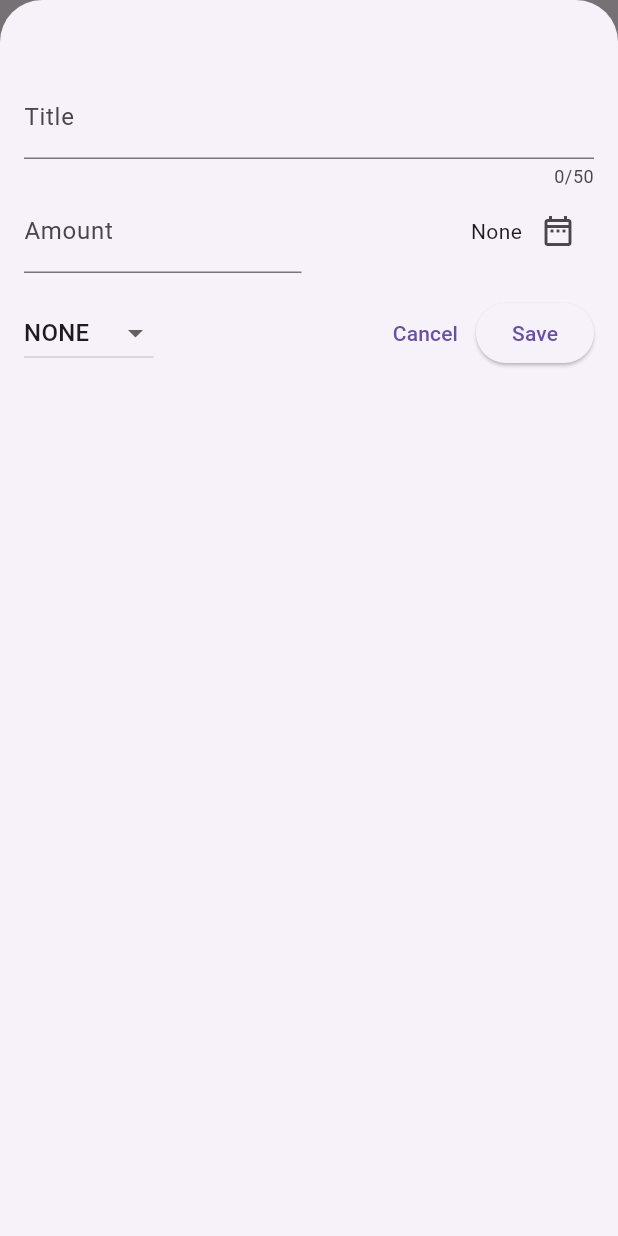
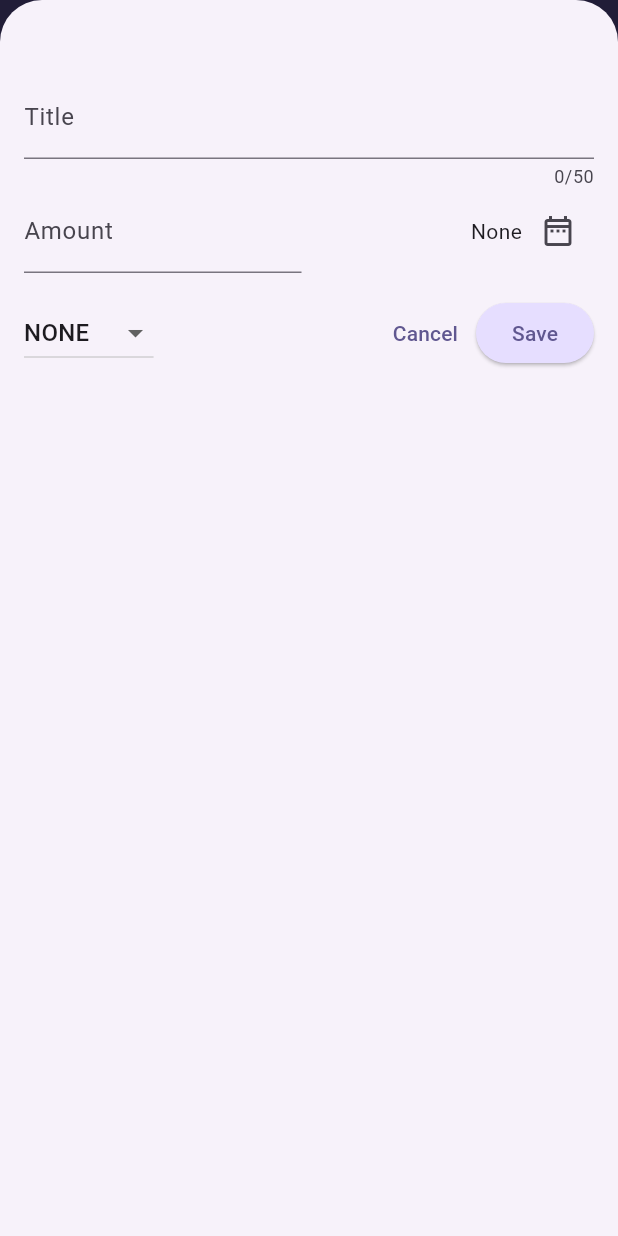
Before and after one commit to shivank76/expense_tracker_app, a Flutter app: the screen it shows after launch, after a tap on the "add" icon, on a phone screen of 412 x 824 dp. Run offline on Flutter 3.47's test engine with Material 3 defaults, Android fonts, the phone set to English and light mode, and no system bars.

```diff
--- a/lib/main.dart
+++ b/lib/main.dart
@@ -1,10 +1,34 @@
 import 'package:flutter/material.dart';
 import 'package:expense_tracker_app/widget/home.dart';
 
+var kColorScheme =
+    ColorScheme.fromSeed(seedColor: const Color.fromARGB(255, 82, 0, 245));
+
 void main() {
   runApp(
-    const MaterialApp(
-      home: Home(),
+    MaterialApp(
+      theme: ThemeData().copyWith(
+        colorScheme: kColorScheme,
+        appBarTheme: const AppBarTheme().copyWith(
+          backgroundColor: kColorScheme.onPrimaryContainer,
+          foregroundColor: kColorScheme.primaryContainer,
+        ),
+        cardTheme: const CardTheme().copyWith(
+          color: kColorScheme.primaryContainer,
+          margin: const EdgeInsets.symmetric(horizontal: 16, vertical: 8),
+        ),
+        elevatedButtonTheme: ElevatedButtonThemeData(
+          style: ElevatedButton.styleFrom(
+              backgroundColor: kColorScheme.primaryContainer),
+        ),
+        textTheme: ThemeData().textTheme.copyWith(
+              titleLarge: TextStyle(
+                fontWeight: FontWeight.normal,
+                color: kColorScheme.onSecondaryContainer,
+              ),
+            ),
+      ),
+      home: const Home(),
     ),
   );
 }
--- a/lib/widget/expense_list/expense_items.dart
+++ b/lib/widget/expense_list/expense_items.dart
@@ -13,8 +13,16 @@ class ExpenseItems extends StatelessWidget {
             vertical: 16,
           ),
           child: Column(
+            crossAxisAlignment: CrossAxisAlignment.start,
             children: [
-              Text(expense.title),
+              Text(
+                expense.title,
+                style: Theme.of(context)
+                    .textTheme
+                    .titleLarge!
+                    .copyWith(fontSize: 20),
+                // style: Theme.of(context).textTheme.titleLarge,
+              ),
               const SizedBox(
                 height: 4,
               ),
--- a/lib/widget/expense_list/expense_list.dart
+++ b/lib/widget/expense_list/expense_list.dart
@@ -12,6 +12,18 @@ class ExpenseList extends StatelessWidget {
     return ListView.builder(
       itemCount: expenses.length,
       itemBuilder: (ctx, index) => Dismissible(
+        background: Container(
+          decoration: const BoxDecoration(
+            color: Color.fromARGB(125, 193, 13, 0),
+            borderRadius: BorderRadius.all(
+              Radius.circular(20),
+            ),
+          ),
+          // color: Theme.of(context).colorScheme.error.withOpacity(0.4),
+          margin: Theme.of(context).cardTheme.margin,
+          // margin: EdgeInsets.symmetric(
+          //     horizontal: Theme.of(context).cardTheme.margin!.horizontal),
+        ),
         key: ValueKey(expenses[index]),
         onDismissed: (direction) => onRemovedExpense(
           expenses[index],
```
